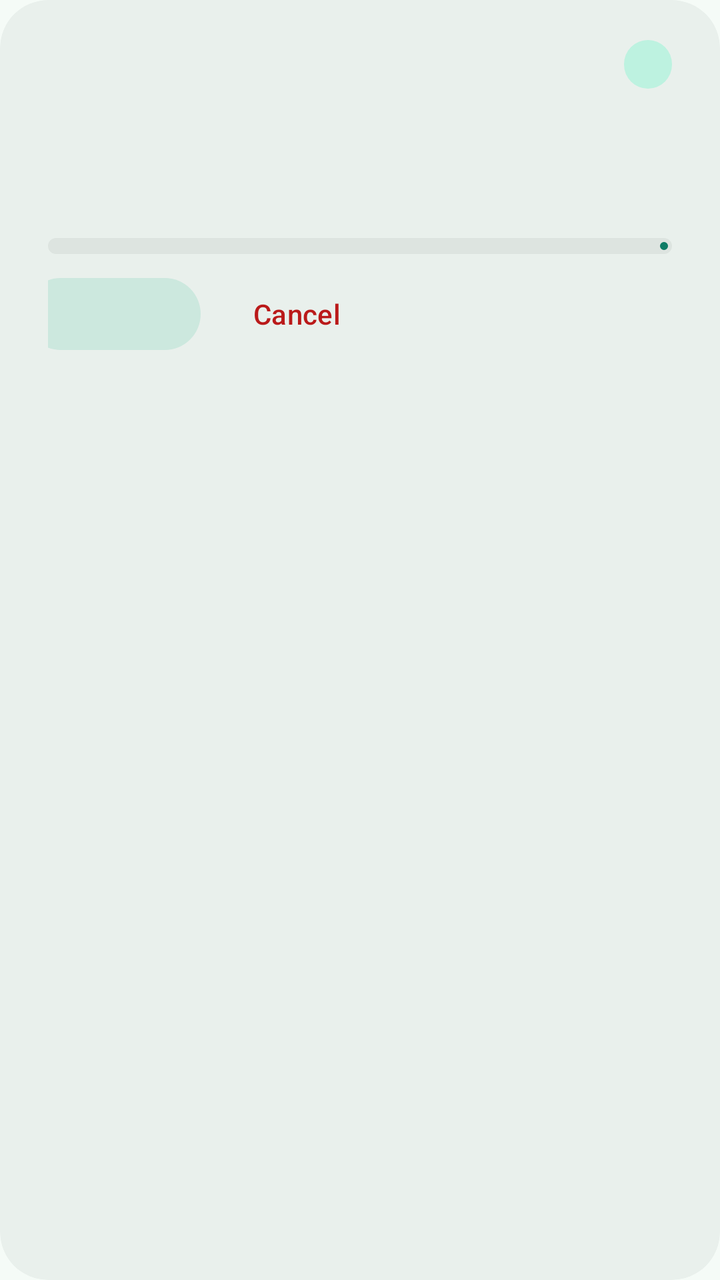
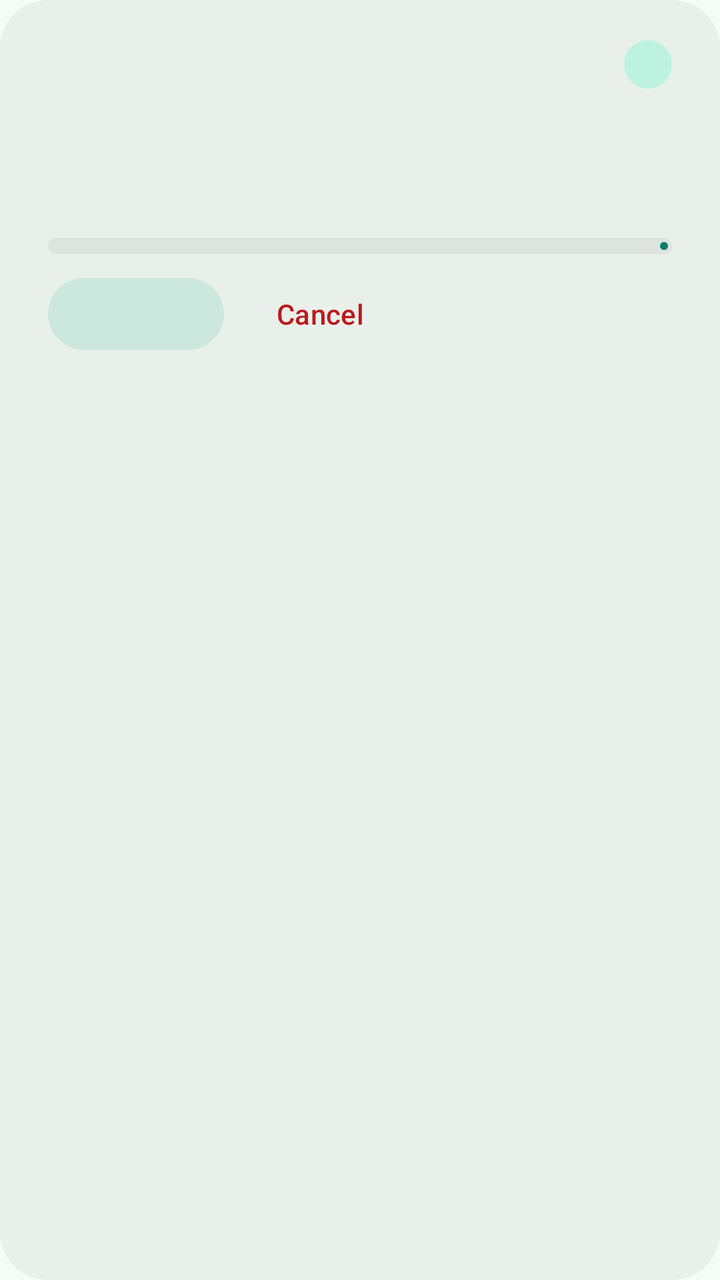

Compare the two renders of this Android layout. The source of the first and the diff that turns it into the second are given below.
<!-- AndroidManifest.xml: another module's application theme Theme.Home -->
<!-- res/layout/item_timer.xml -->
<?xml version="1.0" encoding="utf-8"?>
<com.google.android.material.card.MaterialCardView xmlns:android="http://schemas.android.com/apk/res/android"
    xmlns:app="http://schemas.android.com/apk/res-auto"
    style="@style/Widget.Home.Card"
    android:layout_width="match_parent"
    android:layout_height="wrap_content"
    android:layout_marginBottom="12dp">

    <LinearLayout
        android:layout_width="match_parent"
        android:layout_height="wrap_content"
        android:orientation="vertical"
        android:paddingStart="24dp"
        android:paddingTop="20dp"
        android:paddingEnd="24dp"
        android:paddingBottom="8dp">

        <LinearLayout
            android:layout_width="match_parent"
            android:layout_height="wrap_content"
            android:gravity="center_vertical"
            android:orientation="horizontal">

            <TextView
                android:id="@+id/timer_label"
                android:layout_width="0dp"
                android:layout_height="wrap_content"
                android:layout_weight="1"
                android:ellipsize="end"
                android:maxLines="1"
                android:textAppearance="?attr/textAppearanceTitleMedium"
                android:textColor="?attr/colorOnSurface" />

            <TextView
                android:id="@+id/timer_state"
                android:layout_width="wrap_content"
                android:layout_height="wrap_content"
                android:layout_marginStart="12dp"
                android:background="@drawable/ui_bg_pill"
                android:paddingStart="12dp"
                android:paddingTop="4dp"
                android:paddingEnd="12dp"
                android:paddingBottom="4dp"
                android:textAppearance="@style/TextAppearance.Home.Pill" />
        </LinearLayout>

        <TextView
            android:id="@+id/timer_remaining"
            android:layout_width="match_parent"
            android:layout_height="wrap_content"
            android:layout_marginTop="4dp"
            android:textAppearance="@style/TextAppearance.Home.Countdown" />

        <com.google.android.material.progressindicator.LinearProgressIndicator
            android:id="@+id/timer_progress"
            android:layout_width="match_parent"
            android:layout_height="wrap_content"
            android:layout_marginTop="12dp"
            android:max="1000"
            app:trackColor="?attr/colorSurfaceContainerHighest"
            app:trackCornerRadius="4dp"
            app:trackThickness="8dp" />

        <LinearLayout
            android:layout_width="match_parent"
            android:layout_height="wrap_content"
            android:layout_marginStart="-12dp"
            android:layout_marginTop="8dp"
            android:orientation="horizontal">

            <com.google.android.material.button.MaterialButton
                android:id="@+id/timer_pause_resume"
                style="@style/Widget.Material3.Button.TonalButton"
                android:layout_width="wrap_content"
                android:layout_height="wrap_content"
                android:minHeight="44dp" />

            <com.google.android.material.button.MaterialButton
                android:id="@+id/timer_cancel"
                style="@style/Widget.Home.DangerTextButton"
                android:layout_width="wrap_content"
                android:layout_height="wrap_content"
                android:layout_marginStart="4dp"
                android:minHeight="44dp"
                android:text="@string/timers_cancel" />
        </LinearLayout>
    </LinearLayout>
</com.google.android.material.card.MaterialCardView>
<!-- resources referenced by this layout -->
<resources>
  <!-- drawable ui_bg_pill (drawable) -->
  <?xml version="1.0" encoding="utf-8"?>
  <shape xmlns:android="http://schemas.android.com/apk/res/android">
      <solid android:color="?attr/colorPrimaryContainer" />
      <corners android:radius="100dp" />
  </shape>
  <string name="timers_cancel">Cancel</string>
  <style name="TextAppearance.Home.Countdown" parent="TextAppearance.Home.Time">
          <item name="android:fontFamily">sans-serif-medium</item>
          <item name="android:textSize">44sp</item>
          <item name="android:textColor">?attr/colorPrimary</item>
      </style>
  <style name="TextAppearance.Home.Pill" parent="TextAppearance.Material3.LabelMedium">
          <item name="android:textColor">?attr/colorOnPrimaryContainer</item>
          <item name="android:letterSpacing">0.04</item>
      </style>
  <style name="Widget.Home.Card" parent="Widget.Material3.CardView.Filled">
          <item name="cardCornerRadius">24dp</item>
          <item name="cardElevation">0dp</item>
          <item name="cardBackgroundColor">?attr/colorSurfaceContainer</item>
          <item name="checkedIconTint">?attr/colorPrimary</item>
          <item name="strokeColor">?attr/colorPrimary</item>
          <item name="strokeWidth">0dp</item>
      </style>
  <style name="Widget.Home.DangerTextButton" parent="Widget.Material3.Button.TextButton">
          <item name="android:textColor">?attr/colorError</item>
          <item name="rippleColor">?attr/colorError</item>
      </style>
  <style name="TextAppearance.Home.Time" parent="TextAppearance.Material3.DisplaySmall">
          <item name="android:fontFamily">sans-serif-light</item>
          <item name="android:textSize">48sp</item>
          <item name="android:letterSpacing">-0.02</item>
          <item name="android:fontFeatureSettings">"tnum"</item>
          <item name="android:textColor">?attr/colorOnSurface</item>
      </style>
  <color name="home_primary">#0E7C66</color>
  <color name="home_on_primary">#FFFFFF</color>
  <color name="home_primary_container">#BDF2E0</color>
  <color name="home_on_primary_container">#00201A</color>
  <color name="home_secondary">#4A635B</color>
  <color name="home_on_secondary">#FFFFFF</color>
  <color name="home_secondary_container">#CCE8DE</color>
  <color name="home_on_secondary_container">#05201A</color>
  <color name="home_tertiary">#8A5100</color>
  <color name="home_on_tertiary">#FFFFFF</color>
  <color name="home_tertiary_container">#FFDDB6</color>
  <color name="home_on_tertiary_container">#2C1600</color>
  <color name="home_error">#BA1A1A</color>
  <color name="home_surface">#F5FBF7</color>
  <color name="home_on_surface">#171D1A</color>
  <color name="home_on_surface_variant">#3F4945</color>
  <color name="home_surface_container_low">#EFF5F1</color>
  <color name="home_surface_container">#E9F0EC</color>
  <color name="home_surface_container_high">#E3EAE6</color>
  <color name="home_surface_container_highest">#DDE4E0</color>
  <color name="home_outline">#6F7975</color>
  <color name="home_outline_variant">#BFC9C4</color>
  <style name="ShapeAppearance.Home.Small" parent="ShapeAppearance.Material3.SmallComponent">
          <item name="cornerFamily">rounded</item>
          <item name="cornerSize">14dp</item>
      </style>
  <style name="ShapeAppearance.Home.Medium" parent="ShapeAppearance.Material3.MediumComponent">
          <item name="cornerFamily">rounded</item>
          <item name="cornerSize">22dp</item>
      </style>
  <style name="ShapeAppearance.Home.Large" parent="ShapeAppearance.Material3.LargeComponent">
          <item name="cornerFamily">rounded</item>
          <item name="cornerSize">28dp</item>
      </style>
  <!-- unchanged entries left out for length: 1 -->
</resources>

<!-- the commit's change to res/layout/item_timer.xml (unified diff, before → after) -->
@@ -64,7 +64,6 @@
         <LinearLayout
             android:layout_width="match_parent"
             android:layout_height="wrap_content"
-            android:layout_marginStart="-12dp"
             android:layout_marginTop="8dp"
             android:orientation="horizontal">
 
